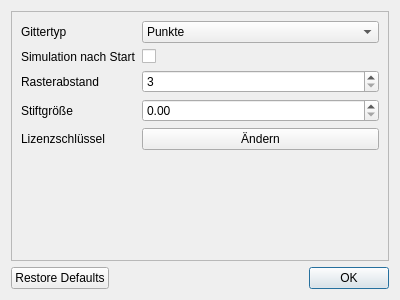
The window that settingsdialog.ui (chriku/qdigi) describes before a commit, drawn with Qt 5.
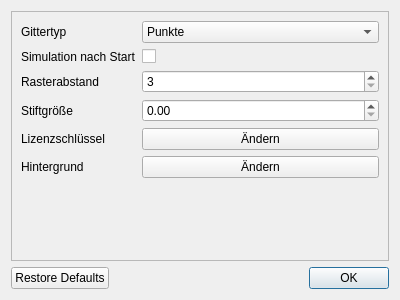
The same window after the commit. Icons and pictures are not drawn.

```diff
--- a/settingsdialog.ui
+++ b/settingsdialog.ui
@@ -116,6 +116,20 @@
          </property>
         </widget>
        </item>
+       <item row="5" column="1">
+        <widget class="QPushButton" name="background">
+         <property name="text">
+          <string>Ändern</string>
+         </property>
+        </widget>
+       </item>
+       <item row="5" column="0">
+        <widget class="QLabel" name="backgroundLabel">
+         <property name="text">
+          <string>Hintergrund</string>
+         </property>
+        </widget>
+       </item>
       </layout>
      </widget>
     </widget>
```
